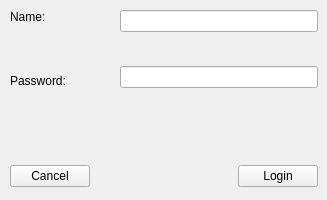
This is src/login.ui in spaceUSSR/storage as Qt 5 draws it before an edit. The edited form follows.
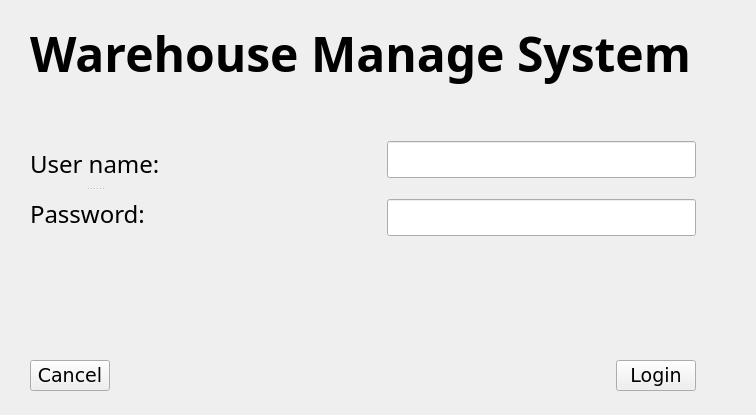
This is the edited form.

Patch:
```diff
--- a/src/login.ui
+++ b/src/login.ui
@@ -6,64 +6,95 @@
    <rect>
     <x>0</x>
     <y>0</y>
-    <width>327</width>
-    <height>200</height>
+    <width>756</width>
+    <height>415</height>
    </rect>
   </property>
   <property name="windowTitle">
    <string>login</string>
   </property>
-  <widget class="QWidget" name="">
+  <property name="styleSheet">
+   <string notr="true"/>
+  </property>
+  <widget class="QWidget" name="layoutWidget">
    <property name="geometry">
     <rect>
-     <x>10</x>
-     <y>10</y>
-     <width>308</width>
-     <height>177</height>
+     <x>30</x>
+     <y>20</y>
+     <width>666</width>
+     <height>371</height>
     </rect>
    </property>
-   <layout class="QVBoxLayout" name="verticalLayout_3">
+   <layout class="QVBoxLayout" name="verticalLayout_2">
+    <item>
+     <widget class="QLabel" name="label_3">
+      <property name="font">
+       <font>
+        <family>Script MT Bold</family>
+        <pointsize>36</pointsize>
+        <weight>75</weight>
+        <bold>true</bold>
+       </font>
+      </property>
+      <property name="text">
+       <string>Warehouse Manage System</string>
+      </property>
+     </widget>
+    </item>
+    <item>
+     <spacer name="verticalSpacer_5">
+      <property name="orientation">
+       <enum>Qt::Vertical</enum>
+      </property>
+      <property name="sizeHint" stdset="0">
+       <size>
+        <width>20</width>
+        <height>40</height>
+       </size>
+      </property>
+     </spacer>
+    </item>
     <item>
      <layout class="QHBoxLayout" name="horizontalLayout">
       <item>
-       <layout class="QVBoxLayout" name="verticalLayout_2">
-        <item>
-         <widget class="QLabel" name="label">
-          <property name="text">
-           <string>Name:</string>
-          </property>
-         </widget>
-        </item>
-        <item>
-         <spacer name="verticalSpacer_3">
-          <property name="orientation">
-           <enum>Qt::Vertical</enum>
-          </property>
-          <property name="sizeHint" stdset="0">
-           <size>
-            <width>20</width>
-            <height>40</height>
-           </size>
-          </property>
-         </spacer>
-        </item>
-        <item>
-         <widget class="QLabel" name="label_2">
-          <property name="text">
-           <string>Password:</string>
-          </property>
-         </widget>
-        </item>
-       </layout>
+       <widget class="QSplitter" name="splitter">
+        <property name="orientation">
+         <enum>Qt::Vertical</enum>
+        </property>
+        <widget class="QLabel" name="label">
+         <property name="font">
+          <font>
+           <family>Segoe Print</family>
+           <pointsize>18</pointsize>
+           <weight>50</weight>
+           <bold>false</bold>
+          </font>
+         </property>
+         <property name="text">
+          <string>User name:</string>
+         </property>
+        </widget>
+        <widget class="QLabel" name="label_2">
+         <property name="font">
+          <font>
+           <family>Segoe Print</family>
+           <pointsize>18</pointsize>
+          </font>
+         </property>
+         <property name="text">
+          <string>Password:</string>
+         </property>
+        </widget>
+       </widget>
       </item>
       <item>
-       <spacer name="horizontalSpacer_2">
+       <spacer name="horizontalSpacer">
         <property name="orientation">
          <enum>Qt::Horizontal</enum>
         </property>
         <property name="sizeHint" stdset="0">
          <size>
-          <width>28</width>
+          <width>40</width>
           <height>20</height>
          </size>
         </property>
@@ -73,26 +104,41 @@
        <layout class="QVBoxLayout" name="verticalLayout">
         <item>
          <widget class="QLineEdit" name="nameEdit">
+          <property name="font">
+           <font>
+            <family>Verdana</family>
+            <pointsize>18</pointsize>
+           </font>
+          </property>
+          <property name="text">
+           <string/>
+          </property>
           <property name="maxLength">
            <number>30</number>
           </property>
          </widget>
         </item>
         <item>
-         <spacer name="verticalSpacer">
+         <spacer name="verticalSpacer_2">
           <property name="orientation">
            <enum>Qt::Vertical</enum>
           </property>
           <property name="sizeHint" stdset="0">
            <size>
-            <width>198</width>
-            <height>28</height>
+            <width>309</width>
+            <height>15</height>
            </size>
           </property>
          </spacer>
         </item>
         <item>
          <widget class="QLineEdit" name="passwordEdit">
+          <property name="font">
+           <font>
+            <family>Verdana</family>
+            <pointsize>18</pointsize>
+           </font>
+          </property>
           <property name="maxLength">
            <number>20</number>
           </property>
@@ -106,13 +152,39 @@
      </layout>
     </item>
     <item>
-     <spacer name="verticalSpacer_2">
+     <spacer name="verticalSpacer_3">
       <property name="orientation">
        <enum>Qt::Vertical</enum>
       </property>
       <property name="sizeHint" stdset="0">
        <size>
-        <width>198</width>
+        <width>20</width>
+        <height>40</height>
+       </size>
+      </property>
+     </spacer>
+    </item>
+    <item>
+     <widget class="QLabel" name="errortextLabel">
+      <property name="font">
+       <font>
+        <family>Arial</family>
+        <pointsize>10</pointsize>
+       </font>
+      </property>
+      <property name="text">
+       <string/>
+      </property>
+     </widget>
+    </item>
+    <item>
+     <spacer name="verticalSpacer_4">
+      <property name="orientation">
+       <enum>Qt::Vertical</enum>
+      </property>
+      <property name="sizeHint" stdset="0">
+       <size>
+        <width>20</width>
         <height>40</height>
        </size>
       </property>
@@ -122,13 +194,19 @@
      <layout class="QHBoxLayout" name="horizontalLayout_2">
       <item>
        <widget class="QPushButton" name="cancelButton">
+        <property name="font">
+         <font>
+          <family>Verdana</family>
+          <pointsize>14</pointsize>
+         </font>
+        </property>
         <property name="text">
          <string>Cancel</string>
         </property>
        </widget>
       </item>
       <item>
-       <spacer name="horizontalSpacer">
+       <spacer name="horizontalSpacer_2">
         <property name="orientation">
          <enum>Qt::Horizontal</enum>
         </property>
@@ -142,6 +220,12 @@
       </item>
       <item>
        <widget class="QPushButton" name="loginButton">
+        <property name="font">
+         <font>
+          <family>Verdana</family>
+          <pointsize>14</pointsize>
+         </font>
+        </property>
         <property name="text">
          <string>Login</string>
         </property>
```
Left out of the diff: 3 changed lines with no effect on the pictures.
